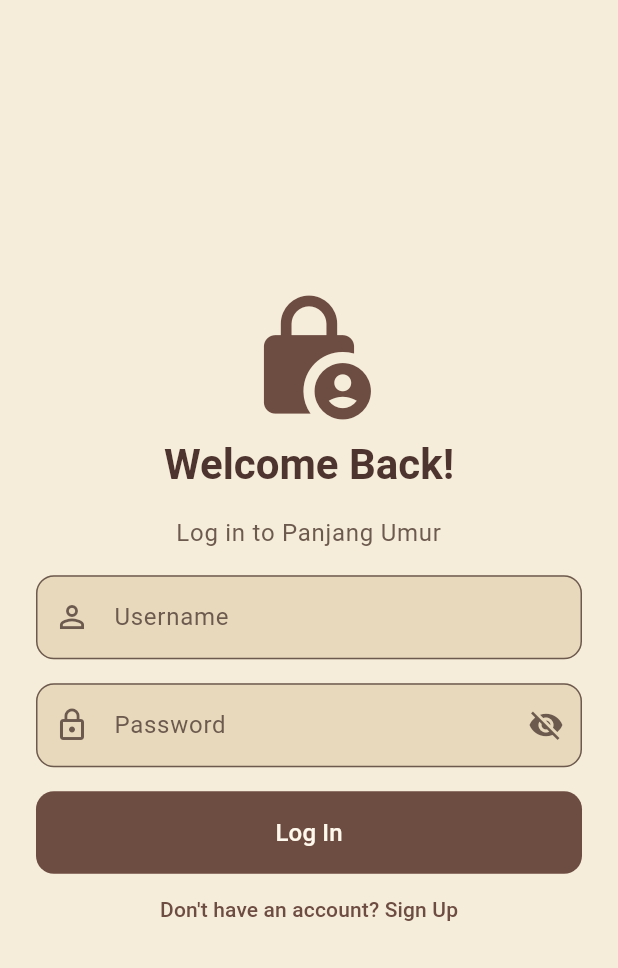
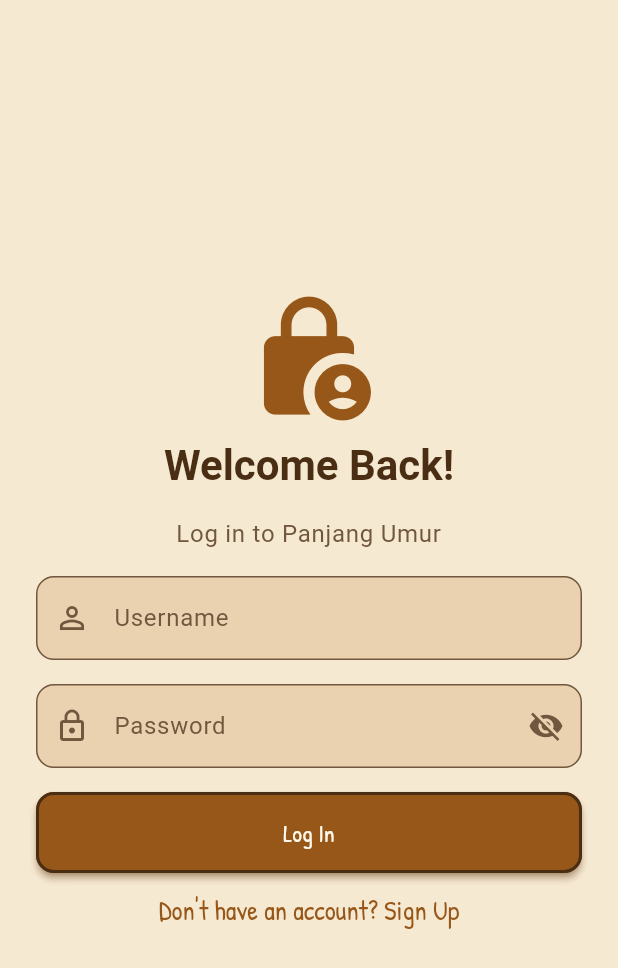
Before and after one commit to rowlys/panjang_umur_frontend, a Flutter app: the screen it shows after launch, on a phone screen of 412 x 824 dp. Shown: the top 968 px of the screen. Run offline on Flutter 3.47's test engine with Material 3 defaults, Android fonts, the phone set to English and light mode, and no system bars; our stand-ins replace dio, flutter_dotenv, flutter_riverpod, flutter_secure_storage, go_router, image_picker.

Commit message:
feat(theme): match palette and buttons to hand-drawn art

```diff
--- a/lib/core/theme/app_theme.dart
+++ b/lib/core/theme/app_theme.dart
@@ -1,55 +1,85 @@
 import 'package:flutter/material.dart';
 
 class AppTheme {
-  static const Color _walnut = Color(0xFF6D4C41);
-  static const Color _darkWood = Color(0xFF5D4037);
-  static const Color _lightWood = Color(0xFF8D6E63);
-  static const Color _parchment = Color(0xFFF5ECD9);
+  static const Color _woodEdge = Color(0xFF965718);
+  static const Color _wood = Color(0xFFA86827);
+  static const Color _rope = Color(0xFFEED1A0);
+  static const Color _page = Color(0xFFF6E9D2);
   static const Color _cream = Color(0xFFFFF8EC);
-  static const Color _ink = Color(0xFF4E342E);
+  static const Color _ink = Color(0xFF4A2E14);
+  static const Color _shadowTone = Color(0xFFAA6929);
 
   static const Color success = Color(0xFF5B7B3A);
   static const Color warning = Color(0xFFC08A2E);
 
+  static final HandDrawn _handDrawn = HandDrawn(
+    ink: _ink,
+    paper: const Color(0xFFFFF6E0),
+    shadow: _shadowTone.withValues(alpha: 0.5),
+    bountyNote: const Color(0xFFFFDB5A),
+    dailyNote: const Color(0xFFFBA73A),
+    weeklyNote: const Color(0xFFE5EA7F),
+  );
+
   static final ColorScheme _lightColorScheme = ColorScheme.fromSeed(
-    seedColor: _walnut,
+    seedColor: _woodEdge,
     brightness: Brightness.light,
   ).copyWith(
-    primary: _walnut,
+    primary: _woodEdge,
     onPrimary: _cream,
-    primaryContainer: const Color(0xFFE6CBB0),
-    onPrimaryContainer: const Color(0xFF3E2723),
-    secondary: const Color(0xFF6B7F3A),
+    primaryContainer: _rope,
+    onPrimaryContainer: _ink,
+    secondary: _wood,
     onSecondary: _cream,
-    secondaryContainer: const Color(0xFFDCE3C0),
-    onSecondaryContainer: const Color(0xFF2F3A14),
-    surface: _parchment,
+    secondaryContainer: const Color(0xFFE6C8A3),
+    onSecondaryContainer: _ink,
+    surface: _page,
     onSurface: _ink,
-    onSurfaceVariant: const Color(0xFF6D5A4F),
-    surfaceContainerLowest: const Color(0xFFFBF5EA),
-    surfaceContainerLow: const Color(0xFFF2E7D2),
-    surfaceContainer: const Color(0xFFEEE2CA),
-    surfaceContainerHigh: const Color(0xFFEBDDC3),
-    surfaceContainerHighest: const Color(0xFFE8D9BC),
-    outline: const Color(0xFFA1887F),
-    outlineVariant: const Color(0xFFD7C4A8),
+    onSurfaceVariant: const Color(0xFF70573E),
+    surfaceContainerLowest: const Color(0xFFFBF2E2),
+    surfaceContainerLow: const Color(0xFFF3E3CA),
+    surfaceContainer: const Color(0xFFF0DEC2),
+    surfaceContainerHigh: const Color(0xFFEED8BA),
+    surfaceContainerHighest: const Color(0xFFEAD2B1),
+    outline: _wood,
+    outlineVariant: const Color(0xFFE1BF96),
     error: const Color(0xFFA0412D),
     onError: _cream,
     errorContainer: const Color(0xFFF4D6CC),
     onErrorContainer: const Color(0xFF4A1408),
-    inverseSurface: const Color(0xFF3E2723),
-    onInverseSurface: _parchment,
-    inversePrimary: const Color(0xFFE6CBB0),
+    inverseSurface: _ink,
+    onInverseSurface: _page,
+    inversePrimary: _rope,
+    shadow: _shadowTone,
+  );
+
+  static const TextStyle _buttonLabel = TextStyle(fontFamily: HandDrawn.fontFamily, fontSize: 18);
+  static final OutlinedBorder _buttonShape = RoundedRectangleBorder(borderRadius: BorderRadius.circular(6));
+
+  static WidgetStateProperty<BorderSide> _outline(Color color) => WidgetStateProperty.resolveWith(
+        (states) => BorderSide(
+          color: states.contains(WidgetState.disabled) ? color.withValues(alpha: 0.3) : color,
+          width: 2,
+        ),
+      );
+
+  static final WidgetStateProperty<double> _raised = WidgetStateProperty.resolveWith(
+    (states) => states.contains(WidgetState.pressed) || states.contains(WidgetState.disabled) ? 0 : 2,
   );
 
   static ThemeData get lightTheme {
     return ThemeData(
       useMaterial3: true,
       colorScheme: _lightColorScheme,
-      scaffoldBackgroundColor: _parchment,
+      scaffoldBackgroundColor: _page,
+      extensions: [_handDrawn],
+      splashColor: _woodEdge.withValues(alpha: 0.12),
+      highlightColor: _woodEdge.withValues(alpha: 0.10),
+      hoverColor: _woodEdge.withValues(alpha: 0.06),
+      focusColor: _woodEdge.withValues(alpha: 0.12),
 
       appBarTheme: const AppBarTheme(
-        backgroundColor: _darkWood,
+        backgroundColor: _woodEdge,
         foregroundColor: _cream,
         elevation: 0,
         scrolledUnderElevation: 0,
@@ -82,38 +112,65 @@ class AppTheme {
       ),
 
       navigationBarTheme: NavigationBarThemeData(
+        height: 64,
         elevation: 0,
-        backgroundColor: _darkWood,
-        indicatorColor: _lightWood,
+        backgroundColor: _lightColorScheme.surfaceContainerHighest,
+        indicatorColor: _woodEdge,
         iconTheme: WidgetStateProperty.resolveWith((states) {
           if (states.contains(WidgetState.selected)) {
-            return const IconThemeData(color: _cream, size: 26);
+            return IconThemeData(color: _lightColorScheme.surfaceContainerHighest);
           }
-          return IconThemeData(color: _cream.withValues(alpha: 0.7), size: 24);
+          return IconThemeData(color: _lightColorScheme.onSurfaceVariant);
         }),
-        labelTextStyle: WidgetStateProperty.resolveWith((states) {
-          if (states.contains(WidgetState.selected)) {
-            return const TextStyle(
-              fontSize: 12,
-              fontWeight: FontWeight.w700,
-              color: _cream,
-            );
-          }
-          return TextStyle(
+        labelTextStyle: WidgetStatePropertyAll(
+          TextStyle(
             fontSize: 12,
-            fontWeight: FontWeight.w500,
-            color: _cream.withValues(alpha: 0.7),
-          );
-        }),
+            fontWeight: FontWeight.w700,
+            color: _lightColorScheme.surfaceContainerHighest,
+          ),
+        ),
       ),
 
       filledButtonTheme: FilledButtonThemeData(
         style: FilledButton.styleFrom(
-          elevation: 0,
+          backgroundColor: _woodEdge,
+          foregroundColor: _cream,
+          shadowColor: _shadowTone,
           padding: const EdgeInsets.symmetric(horizontal: 24, vertical: 12),
-          shape: RoundedRectangleBorder(
-            borderRadius: BorderRadius.circular(12),
-          ),
+          textStyle: _buttonLabel,
+          shape: _buttonShape,
+        ).copyWith(side: _outline(_ink), elevation: _raised),
+      ),
+
+      outlinedButtonTheme: OutlinedButtonThemeData(
+        style: OutlinedButton.styleFrom(
+          backgroundColor: _handDrawn.paper,
+          foregroundColor: _woodEdge,
+          shadowColor: _shadowTone,
+          textStyle: _buttonLabel,
+          shape: _buttonShape,
+        ).copyWith(side: _outline(_woodEdge), elevation: _raised),
+      ),
+
+      textButtonTheme: TextButtonThemeData(
+        style: TextButton.styleFrom(
+          foregroundColor: _woodEdge,
+          textStyle: _buttonLabel,
+          shape: _buttonShape,
+        ),
+      ),
+
+      floatingActionButtonTheme: FloatingActionButtonThemeData(
+        backgroundColor: _rope,
+        foregroundColor: _ink,
+        elevation: 2,
+        focusElevation: 2,
+        hoverElevation: 3,
+        highlightElevation: 0,
+        extendedTextStyle: _buttonLabel,
+        shape: RoundedRectangleBorder(
+          borderRadius: BorderRadius.circular(6),
+          side: const BorderSide(color: _woodEdge, width: 2),
         ),
       ),
 
@@ -134,3 +191,61 @@ class AppTheme {
     );
   }
 }
+
+class HandDrawn extends ThemeExtension<HandDrawn> {
+  static const String fontFamily = 'PatrickHand';
+
+  final Color ink;
+  final Color paper;
+  final Color shadow;
+  final Color bountyNote;
+  final Color dailyNote;
+  final Color weeklyNote;
+
+  const HandDrawn({
+    required this.ink,
+    required this.paper,
+    required this.shadow,
+    required this.bountyNote,
+    required this.dailyNote,
+    required this.weeklyNote,
+  });
+
+  static HandDrawn of(BuildContext context) => Theme.of(context).extension<HandDrawn>()!;
+
+  TextStyle hand(double size) => TextStyle(fontFamily: fontFamily, fontSize: size, color: ink);
+
+  List<BoxShadow> get dropShadow => [BoxShadow(color: shadow, blurRadius: 2, offset: const Offset(1, 2))];
+
+  @override
+  HandDrawn copyWith({
+    Color? ink,
+    Color? paper,
+    Color? shadow,
+    Color? bountyNote,
+    Color? dailyNote,
+    Color? weeklyNote,
+  }) {
+    return HandDrawn(
+      ink: ink ?? this.ink,
+      paper: paper ?? this.paper,
+      shadow: shadow ?? this.shadow,
+      bountyNote: bountyNote ?? this.bountyNote,
+      dailyNote: dailyNote ?? this.dailyNote,
+      weeklyNote: weeklyNote ?? this.weeklyNote,
+    );
+  }
+
+  @override
+  HandDrawn lerp(HandDrawn? other, double t) {
+    if (other == null) return this;
+    return HandDrawn(
+      ink: Color.lerp(ink, other.ink, t)!,
+      paper: Color.lerp(paper, other.paper, t)!,
+      shadow: Color.lerp(shadow, other.shadow, t)!,
+      bountyNote: Color.lerp(bountyNote, other.bountyNote, t)!,
+      dailyNote: Color.lerp(dailyNote, other.dailyNote, t)!,
+      weeklyNote: Color.lerp(weeklyNote, other.weeklyNote, t)!,
+    );
+  }
+}
```
Also changed, not shown: lib/features/challenge/presentation/screens/challenge_screen.dart (+17 -5 lines), lib/features/challenge/presentation/widgets/board_search_field.dart (+17 -20 lines), lib/features/challenge/presentation/widgets/challenge_board.dart (+4 -7 lines), lib/features/challenge/presentation/widgets/challenge_card.dart (+4 -4 lines), lib/features/challenge/presentation/widgets/challenge_type_flags.dart (+9 -8 lines).
